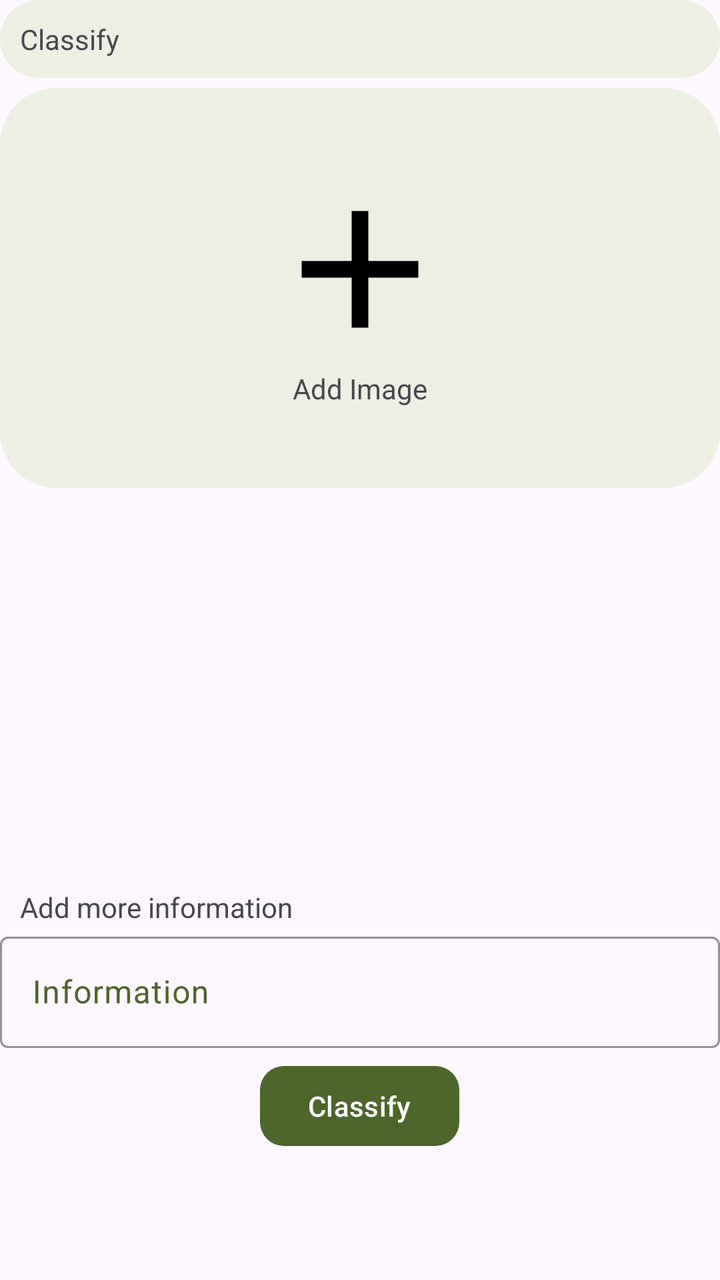
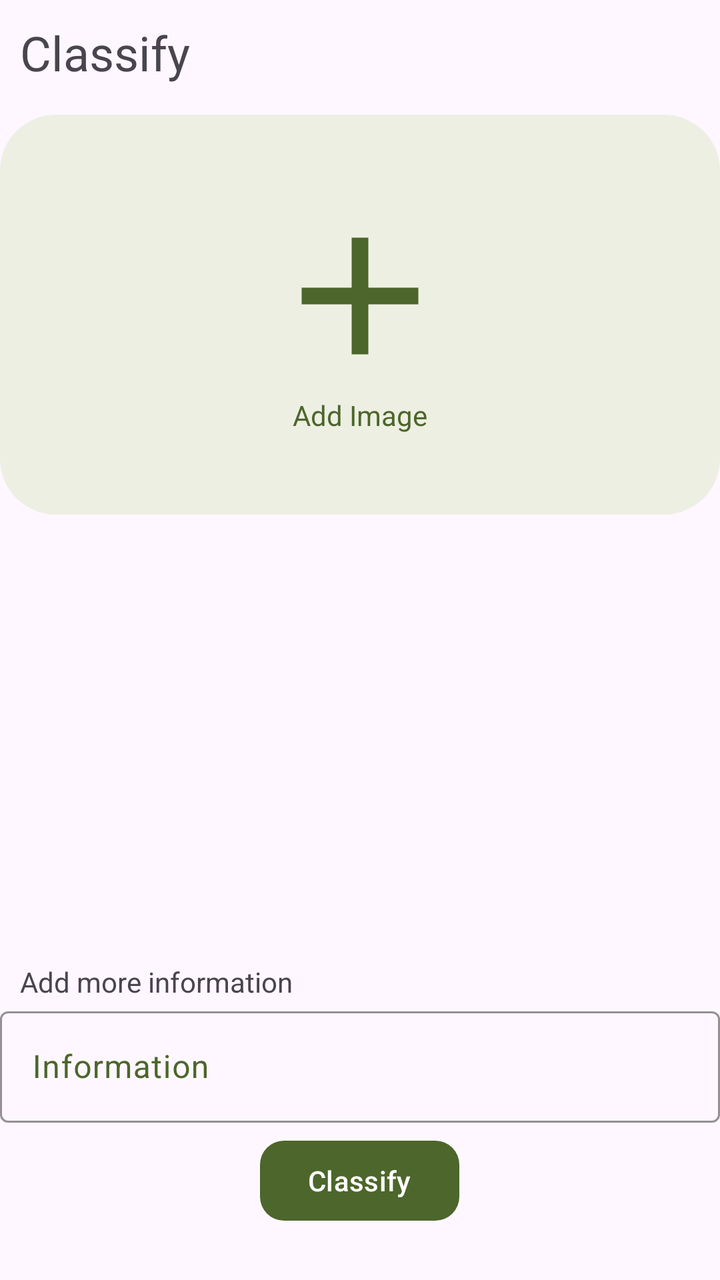

Screens rendered from an Android XML layout before and after an edit, with the pre-edit source and the edit as a unified diff.
<!-- AndroidManifest.xml: application theme Theme.Task82HD -->
<!-- res/layout/fragment_classify.xml -->
<?xml version="1.0" encoding="utf-8"?>
<LinearLayout xmlns:android="http://schemas.android.com/apk/res/android"
    xmlns:tools="http://schemas.android.com/tools"
    android:layout_width="match_parent"
    android:layout_height="match_parent"
    xmlns:app="http://schemas.android.com/apk/res-auto"
    tools:context=".Fragment.ClassifyFragment"
    android:orientation="vertical">

    <TextView
        android:layout_width="match_parent"
        android:layout_height="wrap_content"
        android:text="@string/classify_nav"
        android:paddingTop="@dimen/standard_padding"
        android:paddingBottom="@dimen/standard_padding"
        android:paddingStart="@dimen/standard_padding"
        android:background="@drawable/background"/>

    <androidx.constraintlayout.widget.ConstraintLayout
        android:layout_width="match_parent"
        android:layout_marginTop="@dimen/margin_small"
        android:background="@drawable/background"
        android:layout_height="200dp"
        android:id="@+id/add_image">
        <LinearLayout
            android:layout_width="wrap_content"
            android:layout_height="wrap_content"
            android:orientation="vertical"
            app:layout_constraintStart_toStartOf="parent"
            app:layout_constraintEnd_toEndOf="parent"
            app:layout_constraintBottom_toBottomOf="parent"
            app:layout_constraintTop_toTopOf="parent">
            <ImageView
                android:layout_width="100dp"
                android:layout_height="100dp"
                android:layout_gravity="center"
                android:src="@drawable/outline_add_24"/>
            <TextView
                android:layout_width="wrap_content"
                android:layout_height="wrap_content"
                android:layout_gravity="center"
                android:text="@string/add_image"/>
        </LinearLayout>
    </androidx.constraintlayout.widget.ConstraintLayout>
    <androidx.recyclerview.widget.RecyclerView
        android:layout_width="match_parent"
        android:layout_height="200dp"
        app:layoutManager="androidx.recyclerview.widget.LinearLayoutManager"
        android:id="@+id/chat_recycler"/>

    <TextView
        android:layout_width="wrap_content"
        android:layout_height="wrap_content"
        android:text="@string/more_info"
        android:paddingStart="@dimen/standard_padding"/>


    <com.google.android.material.textfield.TextInputLayout
        android:layout_width="match_parent"
        android:layout_height="wrap_content"
        android:hint="Information">

        <com.google.android.material.textfield.TextInputEditText
            android:layout_width="match_parent"
            android:layout_height="wrap_content"
            android:id="@+id/information_text"/>
    </com.google.android.material.textfield.TextInputLayout>

    <Button
        android:layout_width="wrap_content"
        android:layout_height="wrap_content"
        android:layout_gravity="center"
        android:layout_marginTop="@dimen/margin_small"
        android:id="@+id/classify_button"
        android:text="Classify"/>



</LinearLayout>
<!-- resources referenced by this layout -->
<resources>
  <dimen name="margin_small">5dp</dimen>
  <dimen name="standard_padding">10dp</dimen>
  <!-- drawable background (drawable) -->
  <?xml version="1.0" encoding="utf-8"?>
  <shape xmlns:android="http://schemas.android.com/apk/res/android"
      android:shape="rectangle">
  
      <solid android:color="@color/md_theme_surfaceContainer" />
  
      <corners android:radius="@dimen/corner_radius_big" />
  </shape>
  <!-- drawable outline_add_24 (drawable) -->
  <vector xmlns:android="http://schemas.android.com/apk/res/android" android:height="24dp" android:tint="#000000" android:viewportHeight="960" android:viewportWidth="960" android:width="24dp">
        
      <path android:fillColor="@android:color/white" android:pathData="M440,520L200,520L200,440L440,440L440,200L520,200L520,440L760,440L760,520L520,520L520,760L440,760L440,520Z"/>
      
  </vector>
  <string name="add_image">Add Image</string>
  <string name="classify_nav">Classify</string>
  <string name="more_info">Add more information</string>
  <style name="Theme.Task82HD" parent="Base.Theme.Task82HD" />
  <color name="md_theme_surfaceContainer">#EEEFE3</color>
  <dimen name="corner_radius_big">28dp</dimen>
  <style name="Base.Theme.Task82HD" parent="Theme.Material3.DayNight.NoActionBar">
  
          <item name="materialButtonStyle">@style/App.Button</item>
          <item name="textInputStyle">@style/App.TextInputLayout.OutlinedBox</item>
          <item name="switchStyle">@style/App.Switch</item>
      </style>
  <style name="App.Button" parent="Widget.Material3.Button">
          <item name="backgroundTint">@color/md_theme_primary</item>
          <item name="android:textAllCaps">false</item>
          <item name="cornerRadius">12dp</item>
          <item name="background">@drawable/background_primary</item>
      </style>
  <style name="App.TextInputLayout.OutlinedBox" parent="Widget.Material3.TextInputLayout.OutlinedBox">
          <item name="boxStrokeColor">@color/md_theme_primary</item>
          <item name="hintTextColor">@color/md_theme_primary</item>
          <item name="android:textColor">@color/md_theme_primary</item>
  
          <item name="android:textColorHint">@color/md_theme_primary</item>
      </style>
  <style name="App.Switch" parent="Widget.MaterialComponents.CompoundButton.Switch">
          <item name="thumbTint">@color/md_theme_primary</item>
          <item name="trackTint">@color/md_theme_surfaceDim</item>
      </style>
  <color name="md_theme_primary">#4C662B</color>
  <!-- drawable background_primary (drawable) -->
  <?xml version="1.0" encoding="utf-8"?>
  <shape xmlns:android="http://schemas.android.com/apk/res/android"
      android:shape="rectangle">
  
      <solid android:color="@color/md_theme_primary" />
  
      <corners android:radius="@dimen/corner_radius_big" />
  </shape>
  <color name="md_theme_surfaceDim">#DADBD0</color>
</resources>

<!-- the commit's change to res/layout/fragment_classify.xml (unified diff, before → after) -->
@@ -13,8 +13,8 @@
         android:text="@string/classify_nav"
         android:paddingTop="@dimen/standard_padding"
         android:paddingBottom="@dimen/standard_padding"
-        android:paddingStart="@dimen/standard_padding"
-        android:background="@drawable/background"/>
+        style="@style/App.Title"
+        android:paddingStart="@dimen/standard_padding"/>
 
     <androidx.constraintlayout.widget.ConstraintLayout
         android:layout_width="match_parent"
@@ -39,14 +39,27 @@
                 android:layout_width="wrap_content"
                 android:layout_height="wrap_content"
                 android:layout_gravity="center"
+                android:textColor="@color/md_theme_primary"
                 android:text="@string/add_image"/>
         </LinearLayout>
     </androidx.constraintlayout.widget.ConstraintLayout>
+
     <androidx.recyclerview.widget.RecyclerView
         android:layout_width="match_parent"
         android:layout_height="200dp"
+        android:layout_marginTop="@dimen/margin_large"
         app:layoutManager="androidx.recyclerview.widget.LinearLayoutManager"
         android:id="@+id/chat_recycler"/>
+
+    <com.google.android.material.progressindicator.LinearProgressIndicator
+        android:layout_width="match_parent"
+        android:layout_height="wrap_content"
+        app:trackColor="@color/md_theme_surfaceContainer"
+        app:indicatorColor="@color/md_theme_primary"
+        android:layout_margin="@dimen/margin_small"
+        android:indeterminate="true"
+        android:visibility="invisible"
+        android:id="@+id/loading_bar"/>
 
     <TextView
         android:layout_width="wrap_content"
<!-- resource entries referenced after the edit -->
@@ -12,7 +12,7 @@
       <corners android:radius="@dimen/corner_radius_big" />
   </shape>
   <!-- drawable outline_add_24 (drawable) -->
-  <vector xmlns:android="http://schemas.android.com/apk/res/android" android:height="24dp" android:tint="#000000" android:viewportHeight="960" android:viewportWidth="960" android:width="24dp">
+  <vector xmlns:android="http://schemas.android.com/apk/res/android" android:height="24dp" android:tint="@color/md_theme_primary" android:viewportHeight="960" android:viewportWidth="960" android:width="24dp">
         
       <path android:fillColor="@android:color/white" android:pathData="M440,520L200,520L200,440L440,440L440,200L520,200L520,440L760,440L760,520L520,520L520,760L440,760L440,520Z"/>
       
@@ -20,9 +20,16 @@
   <string name="add_image">Add Image</string>
   <string name="classify_nav">Classify</string>
   <string name="more_info">Add more information</string>
+  <style name="App.Title" parent="Widget.AppCompat.TextView">
+          <item name="fontWeight">700</item>
+          <item name="android:textSize">@dimen/text_title</item>
+          <item name="paddingStart">@dimen/standard_padding</item>
+      </style>
   <style name="Theme.Task82HD" parent="Base.Theme.Task82HD" />
   <color name="md_theme_surfaceContainer">#EEEFE3</color>
+  <dimen name="margin_large">10dp</dimen>
   <dimen name="corner_radius_big">28dp</dimen>
+  <dimen name="text_title">24sp</dimen>
   <style name="Base.Theme.Task82HD" parent="Theme.Material3.DayNight.NoActionBar">
   
           <item name="materialButtonStyle">@style/App.Button</item>
